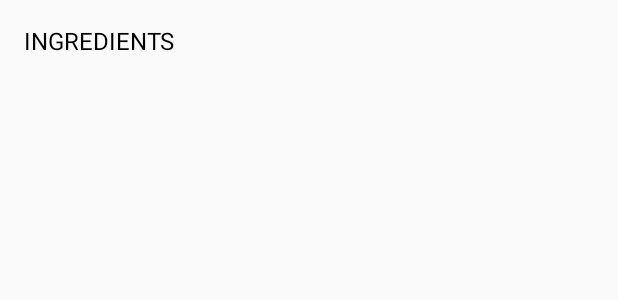
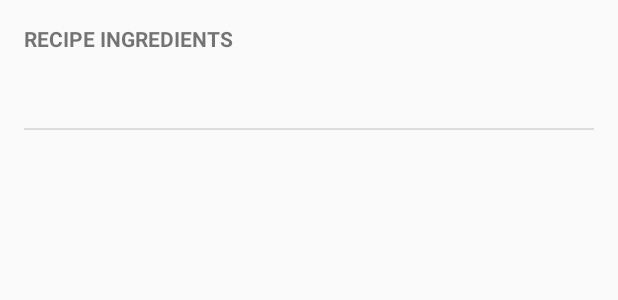
Before and after one commit to fpgaiad/BakingTime, an Android app: the layout fragment_recipe_detail.xml on its own in the app's theme, with its tools: preview values and no code run, on a phone screen of 412 x 824 dp. Shown: the top 300 px of the screen. Run offline under Robolectric (Android 15) with nearby library versions, the phone set to English and light mode, and no system bars.

Commit message:
Add RecipeSteps on RecipeDetailFragment

```diff
--- a/app/src/main/java/br/com/fpgaiad/bakingtime/ui/IngredientsListAdapter.java
+++ b/app/src/main/java/br/com/fpgaiad/bakingtime/ui/IngredientsListAdapter.java
@@ -15,7 +15,7 @@ import br.com.fpgaiad.bakingtime.entities.Ingredient;
 public class IngredientsListAdapter extends
         RecyclerView.Adapter<IngredientsListAdapter.IngredientsListViewHolder> {
 
-    private final List<Ingredient> ingredientList;
+    private List<Ingredient> ingredientList;
 
     public IngredientsListAdapter(List<Ingredient> ingredientList) {
         this.ingredientList = ingredientList;
--- a/app/src/main/java/br/com/fpgaiad/bakingtime/ui/RecipeDetailFragment.java
+++ b/app/src/main/java/br/com/fpgaiad/bakingtime/ui/RecipeDetailFragment.java
@@ -38,10 +38,13 @@ public class RecipeDetailFragment extends Fragment {
 
         rootView.findViewById(R.id.tv_ingredients_label);
         RecyclerView ingredientsRecyclerView = rootView.findViewById(R.id.ingredients_recycler_view);
-        ingredientsRecyclerView.setNestedScrollingEnabled(false);
+        RecyclerView stepsRecyclerView = rootView.findViewById(R.id.steps_recycler_view);
 
         ingredientsRecyclerView.setLayoutManager(new LinearLayoutManager(getContext()));
         ingredientsRecyclerView.setAdapter(new IngredientsListAdapter(mRecipe.getIngredients()));
+
+        stepsRecyclerView.setLayoutManager(new LinearLayoutManager(getContext()));
+        stepsRecyclerView.setAdapter(new StepsListAdapter(mRecipe.getSteps()));
 
         return rootView;
     }
--- a/app/src/main/res/layout/fragment_recipe_detail.xml
+++ b/app/src/main/res/layout/fragment_recipe_detail.xml
@@ -1,4 +1,8 @@
 <?xml version="1.0" encoding="utf-8"?>
+
+<ScrollView xmlns:android="http://schemas.android.com/apk/res/android"
+    android:layout_width="match_parent"
+    android:layout_height="wrap_content">
 
     <LinearLayout xmlns:android="http://schemas.android.com/apk/res/android"
         android:layout_width="match_parent"
@@ -10,15 +14,31 @@
             android:id="@+id/tv_ingredients_label"
             android:layout_width="match_parent"
             android:layout_height="wrap_content"
-        android:paddingBottom="16dp"
+            android:textStyle="bold"
+            android:paddingBottom="10dp"
             android:text="@string/ingredients_label"
-        android:textColor="#000"
-        android:textSize="16sp" />
+            android:textSize="14sp" />
 
         <android.support.v7.widget.RecyclerView
             android:id="@+id/ingredients_recycler_view"
             android:layout_width="match_parent"
-        android:layout_height="match_parent" />
+            android:layout_marginBottom="20dp"
+            android:layout_height="wrap_content"
+            android:nestedScrollingEnabled="false" />
 
+        <android.support.v7.widget.RecyclerView
+            android:id="@+id/steps_recycler_view"
+            android:layout_width="match_parent"
+            android:layout_height="wrap_content"
+            android:nestedScrollingEnabled="false" />
+
+        <View
+            android:layout_marginTop="20dp"
+            android:layout_marginBottom="8dp"
+            android:layout_width="match_parent"
+            android:layout_height="1dp"
+            android:background="@color/divisor" />
 
     </LinearLayout>
+
+</ScrollView>
--- a/app/src/main/res/layout/ingredients_list_item.xml
+++ b/app/src/main/res/layout/ingredients_list_item.xml
@@ -9,9 +9,9 @@
         android:id="@+id/tv_ingredient"
         android:layout_width="wrap_content"
         android:layout_height="wrap_content"
-        android:textSize="14sp"
-        android:maxLines="2"
-        android:textColor="#444" />
+        android:textAllCaps="true"
+        android:textSize="12sp"
+        android:maxLines="2" />
 
     <LinearLayout
         android:layout_width="match_parent"
--- a/app/src/main/res/layout/recipes_list_item.xml
+++ b/app/src/main/res/layout/recipes_list_item.xml
@@ -30,7 +30,7 @@
                     android:id="@+id/tv_recipe_id"
                     android:layout_width="wrap_content"
                     android:layout_height="wrap_content"
-                    android:textColor="#444"
+                    android:textColor="@color/subtitle"
                     android:textSize="16sp"
                     tools:text="1" />
 
@@ -40,7 +40,7 @@
                     android:layout_height="wrap_content"
                     android:layout_marginLeft="4dp"
                     android:layout_marginStart="4dp"
-                    android:textColor="#444"
+                    android:textColor="@color/subtitle"
                     android:textSize="16sp"
                     tools:text="Recipe Name" />
 
--- a/app/src/main/res/values/colors.xml
+++ b/app/src/main/res/values/colors.xml
@@ -3,4 +3,6 @@
     <color name="colorPrimary">#3F51B5</color>
     <color name="colorPrimaryDark">#303F9F</color>
     <color name="colorAccent">#FF4081</color>
+    <color name="divisor">#dddddd</color>
+    <color name="subtitle">#666666</color>
 </resources>
--- a/app/src/main/res/values/strings.xml
+++ b/app/src/main/res/values/strings.xml
@@ -5,6 +5,8 @@
     <string name="recipe_index_extra">recipe</string>
     <string name="simple_dot">.</string>
     <string name="recipe_name">Recipe Name</string>
-    <string name="ingredients_label">INGREDIENTS</string>
+    <string name="ingredients_label">RECIPE INGREDIENTS</string>
     <string name="current_recipe_key">current_recipe</string>
+    <string name="step_label">STEP .</string>
+    <string name="subtitle_color">#666666</string>
 </resources>
```
Also changed, not shown: app/src/main/java/br/com/fpgaiad/bakingtime/ui/StepsListAdapter.java (added, +72 -0 lines), app/src/main/res/layout/steps_list_item.xml (added, +78 -0 lines), app/src/main/res/drawable-hdpi/ic_action_right_arrow.png (added), app/src/main/res/drawable-mdpi/ic_action_right_arrow.png (added), app/src/main/res/drawable-xhdpi/ic_action_right_arrow.png (added), app/src/main/res/drawable-xxhdpi/ic_action_right_arrow.png (added). Lines whose indentation alone changed are shown as unchanged.
